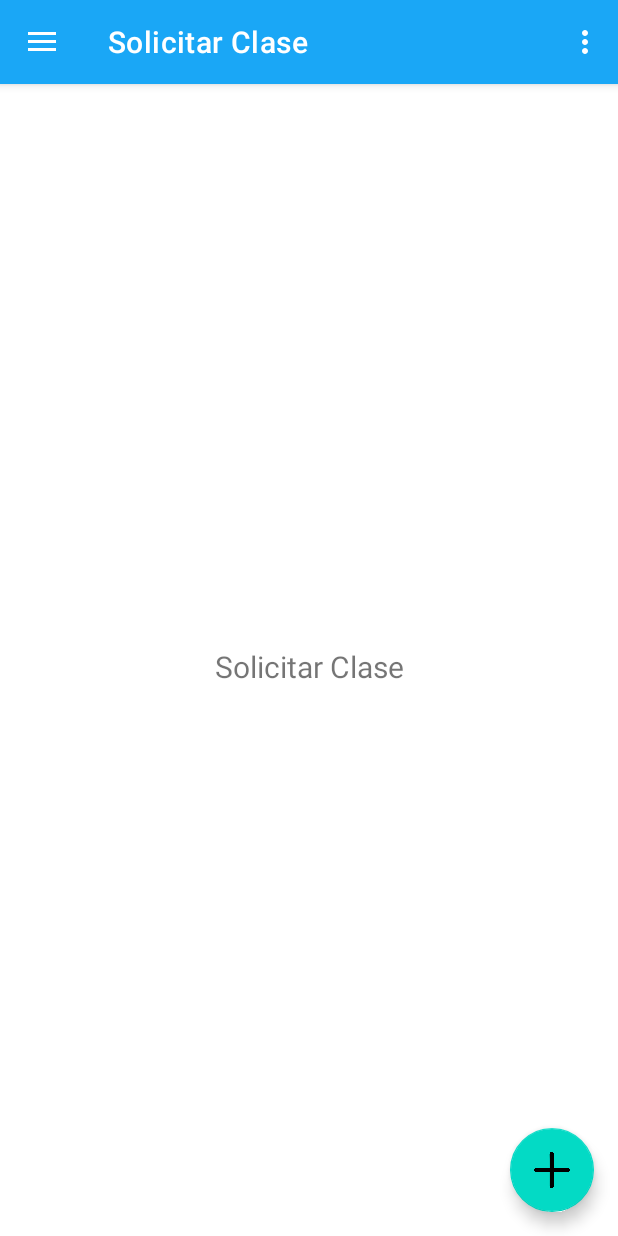
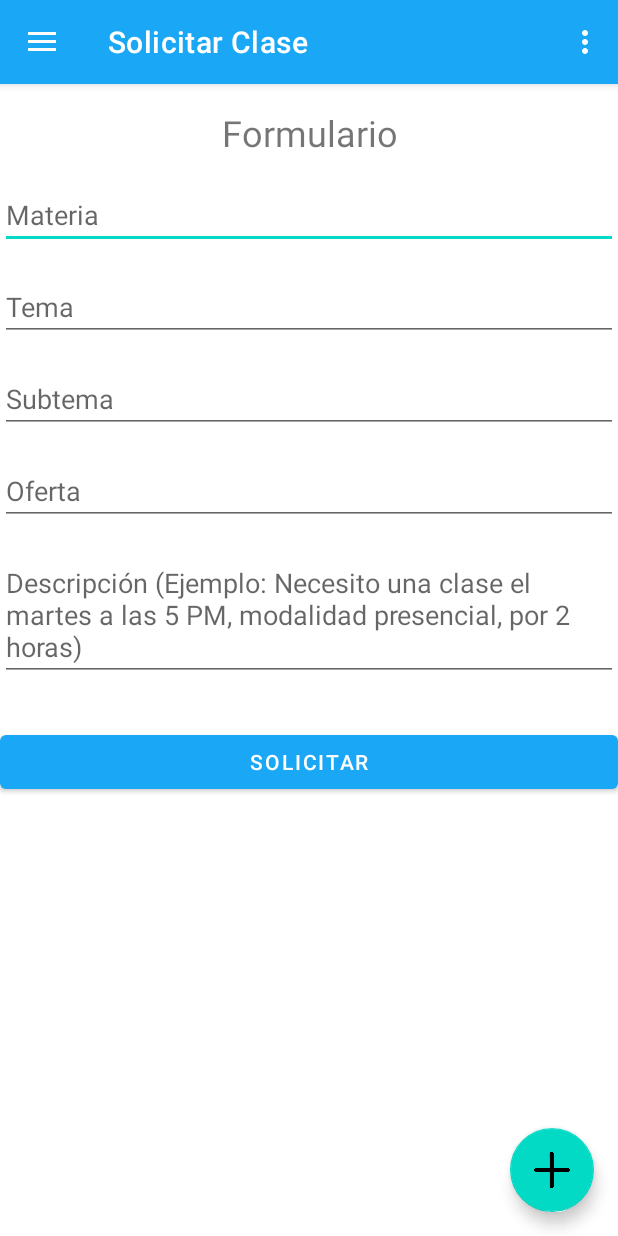
Before and after one commit to valeriafern/Estudiante, an Android app: the screen it shows after launch (MainActivity), in the side drawer, after a tap on "Solicitar Clase", on a phone screen of 412 x 824 dp. Run offline under Robolectric (Android 15) with nearby library versions, the phone set to English and light mode, and no system bars; our stand-ins replace navigation-ui.

Commit message:
Formulario

```diff
--- a/app/src/main/java/com/example/estudiante/ui/gallery/GalleryViewModel.kt
+++ b/app/src/main/java/com/example/estudiante/ui/gallery/GalleryViewModel.kt
@@ -7,7 +7,7 @@ import androidx.lifecycle.ViewModel
 class GalleryViewModel : ViewModel() {
 
     private val _text = MutableLiveData<String>().apply {
-        value = "Solicitar Clase"
+        value = "Formulario"
     }
     val text: LiveData<String> = _text
 }
--- a/app/src/main/res/layout/fragment_gallery.xml
+++ b/app/src/main/res/layout/fragment_gallery.xml
@@ -1,5 +1,6 @@
 <?xml version="1.0" encoding="utf-8"?>
-<androidx.constraintlayout.widget.ConstraintLayout xmlns:android="http://schemas.android.com/apk/res/android"
+<androidx.constraintlayout.widget.ConstraintLayout
+    xmlns:android="http://schemas.android.com/apk/res/android"
     xmlns:app="http://schemas.android.com/apk/res-auto"
     xmlns:tools="http://schemas.android.com/tools"
     android:layout_width="match_parent"
@@ -10,13 +11,74 @@
         android:id="@+id/text_gallery"
         android:layout_width="match_parent"
         android:layout_height="wrap_content"
-        android:layout_marginStart="8dp"
-        android:layout_marginTop="8dp"
-        android:layout_marginEnd="8dp"
+        android:layout_marginTop="16dp"
         android:textAlignment="center"
-        android:textSize="20sp"
-        app:layout_constraintBottom_toBottomOf="parent"
-        app:layout_constraintEnd_toEndOf="parent"
+        android:textSize="24sp"
+        app:layout_constraintTop_toTopOf="parent"
         app:layout_constraintStart_toStartOf="parent"
-        app:layout_constraintTop_toTopOf="parent" />
+        app:layout_constraintEnd_toEndOf="parent" />
+
+    <EditText
+        android:id="@+id/editTextTopic"
+        android:layout_width="0dp"
+        android:layout_height="wrap_content"
+        android:layout_marginTop="16dp"
+        android:hint="Materia"
+        app:layout_constraintTop_toBottomOf="@+id/text_gallery"
+        app:layout_constraintStart_toStartOf="parent"
+        app:layout_constraintEnd_toEndOf="parent" />
+
+    <EditText
+        android:id="@+id/editTextSubject"
+        android:layout_width="0dp"
+        android:layout_height="wrap_content"
+        android:layout_marginTop="16dp"
+        android:hint="Tema"
+        app:layout_constraintTop_toBottomOf="@+id/editTextTopic"
+        app:layout_constraintStart_toStartOf="parent"
+        app:layout_constraintEnd_toEndOf="parent" />
+
+    <EditText
+        android:id="@+id/editTextSubtopic"
+        android:layout_width="0dp"
+        android:layout_height="wrap_content"
+        android:layout_marginTop="16dp"
+        android:hint="Subtema"
+        app:layout_constraintTop_toBottomOf="@+id/editTextSubject"
+        app:layout_constraintStart_toStartOf="parent"
+        app:layout_constraintEnd_toEndOf="parent" />
+
+    <EditText
+        android:id="@+id/editTextOffer"
+        android:layout_width="0dp"
+        android:layout_height="wrap_content"
+        android:layout_marginTop="16dp"
+        android:inputType="numberDecimal"
+        android:hint="Oferta"
+        app:layout_constraintTop_toBottomOf="@+id/editTextSubtopic"
+        app:layout_constraintStart_toStartOf="parent"
+        app:layout_constraintEnd_toEndOf="parent" />
+
+    <EditText
+        android:id="@+id/editTextAdditionalText"
+        android:layout_width="0dp"
+        android:layout_height="wrap_content"
+        android:layout_marginTop="16dp"
+        android:hint="Descripción (Ejemplo: Necesito una clase el martes a las 5 PM, modalidad presencial, por 2 horas)"
+        app:layout_constraintTop_toBottomOf="@+id/editTextOffer"
+        app:layout_constraintStart_toStartOf="parent"
+        app:layout_constraintEnd_toEndOf="parent" />
+
+    <Button
+        android:id="@+id/buttonSubmit"
+        android:layout_width="0dp"
+        android:layout_height="wrap_content"
+        android:layout_marginTop="30dp"
+        android:text="Solicitar"
+        android:textColor="@android:color/white"
+        app:backgroundTint="@color/azul"
+        app:layout_constraintTop_toBottomOf="@+id/editTextAdditionalText"
+        app:layout_constraintStart_toStartOf="parent"
+        app:layout_constraintEnd_toEndOf="parent" />
+
 </androidx.constraintlayout.widget.ConstraintLayout>
```
